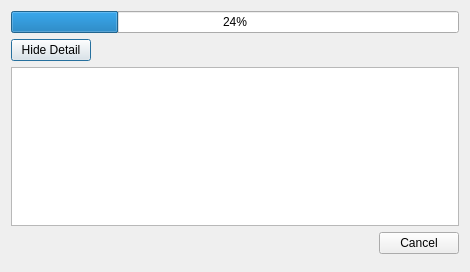
Before: the Qt Designer form progressdialog.ui in zenaki/LSPE, drawn with Qt 5.
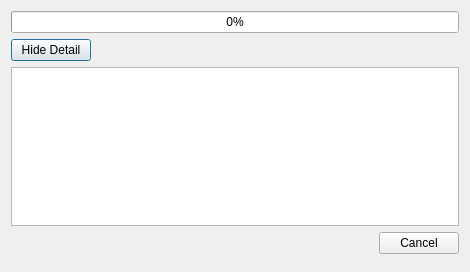
After: the same form once the commit is applied.

Commit message: Perubahan Ke Windows

```diff
--- a/progressdialog.ui
+++ b/progressdialog.ui
@@ -19,7 +19,7 @@
      <item>
       <widget class="QProgressBar" name="progressBar">
        <property name="value">
-        <number>24</number>
+        <number>0</number>
        </property>
       </widget>
      </item>
```
The commit also changes 5 other files.
